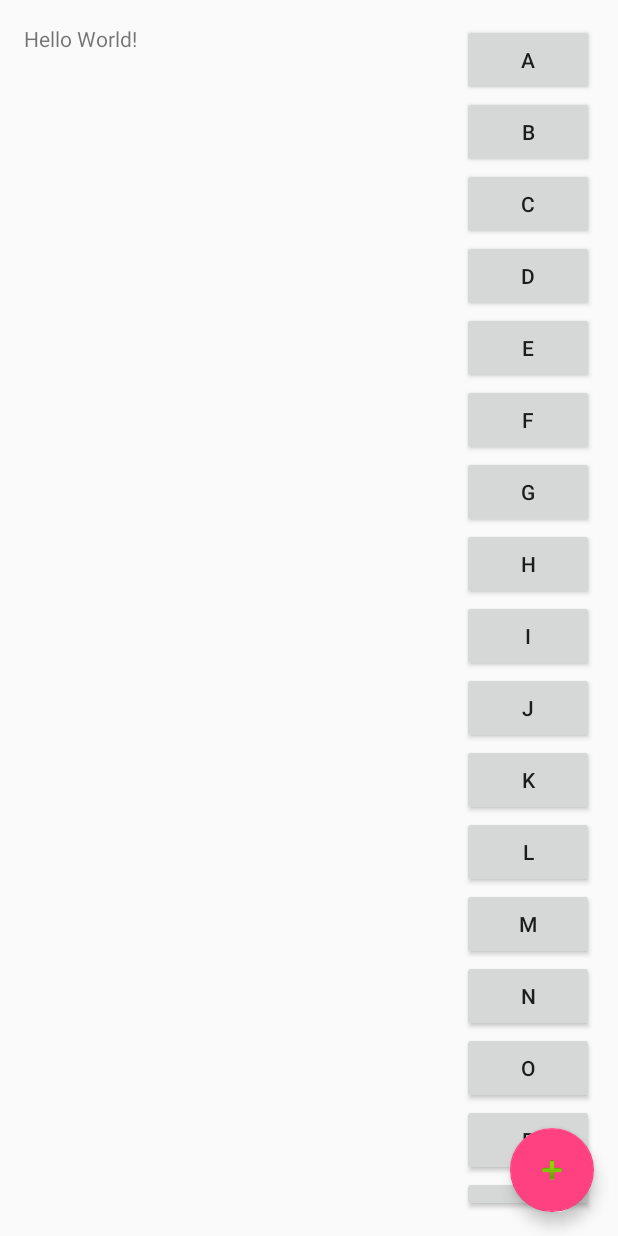
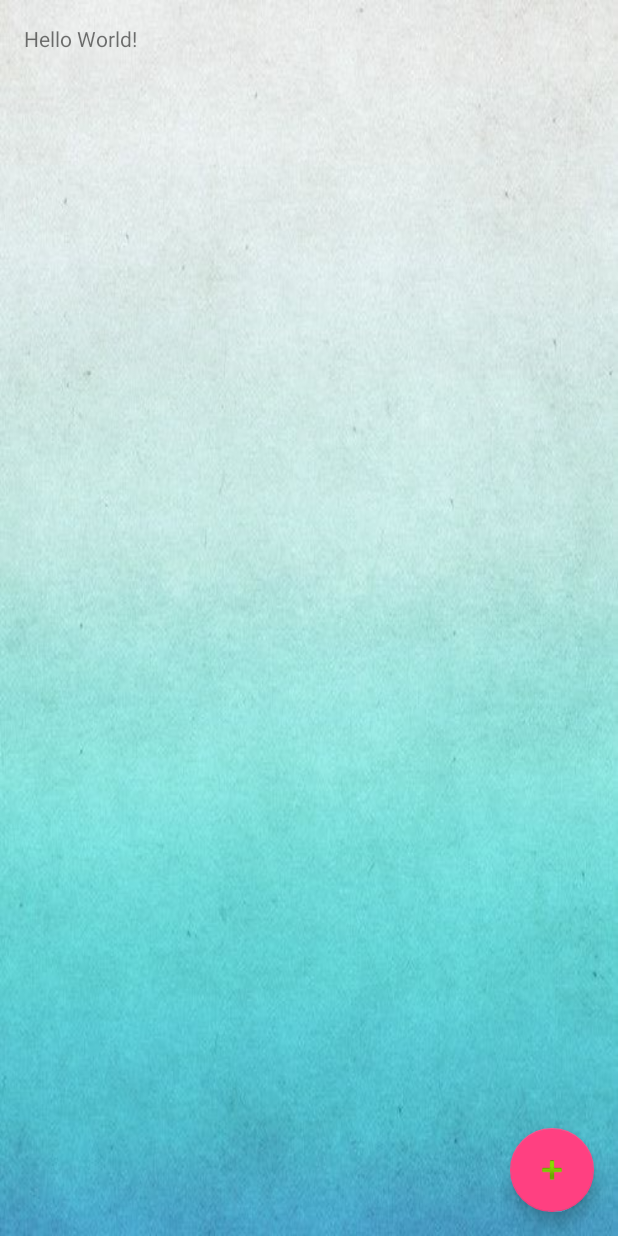
Before and after one commit to DavitPogosian/Notebook, an Android app: the screen it shows after launch (MainActivity), on a phone screen of 412 x 824 dp. Run offline under Robolectric (Android 15) with nearby library versions, the phone set to English and light mode, and no system bars.

```diff
--- a/app/src/main/AndroidManifest.xml
+++ b/app/src/main/AndroidManifest.xml
@@ -7,7 +7,7 @@
         android:icon="@mipmap/ic_launcher"
         android:label="@string/app_name"
         android:supportsRtl="true"
-        android:theme="@style/AppTheme">
+        android:theme="@style/Theme.AppCompat.NoActionBar">
         <activity
             android:name=".MainActivity"
             android:label="@string/app_name"
@@ -18,6 +18,7 @@
                 <category android:name="android.intent.category.LAUNCHER" />
             </intent-filter>
         </activity>
+        <activity android:name=".WordsActivity"></activity>
     </application>
 
 </manifest>
--- a/app/src/main/java/com/example/davit/notebook/MainActivity.java
+++ b/app/src/main/java/com/example/davit/notebook/MainActivity.java
@@ -1,5 +1,6 @@
 package com.example.davit.notebook;
 
+import android.content.Intent;
 import android.os.Bundle;
 import android.support.design.widget.FloatingActionButton;
 import android.support.design.widget.Snackbar;
@@ -20,8 +21,8 @@ public class MainActivity extends AppCompatActivity
     protected void onCreate(Bundle savedInstanceState) {
         super.onCreate(savedInstanceState);
         setContentView(R.layout.activity_main);
-        Toolbar toolbar = (Toolbar) findViewById(R.id.toolbar);
-        setSupportActionBar(toolbar);
+//        Toolbar toolbar = (Toolbar) findViewById(R.id.toolbar);
+//        setSupportActionBar(toolbar);
 
         FloatingActionButton fab = (FloatingActionButton) findViewById(R.id.fab);
         fab.setOnClickListener(new View.OnClickListener() {
@@ -34,7 +35,7 @@ public class MainActivity extends AppCompatActivity
 
         DrawerLayout drawer = (DrawerLayout) findViewById(R.id.drawer_layout);
         ActionBarDrawerToggle toggle = new ActionBarDrawerToggle(
-                this, drawer, toolbar, R.string.navigation_drawer_open, R.string.navigation_drawer_close);
+                this, drawer,  R.string.navigation_drawer_open, R.string.navigation_drawer_close);
         drawer.setDrawerListener(toggle);
         toggle.syncState();
 
@@ -81,7 +82,9 @@ public class MainActivity extends AppCompatActivity
         int id = item.getItemId();
 
         if (id == R.id.nav_camera) {
-            // Handle the camera action
+            Intent go = new Intent(MainActivity.this, WordsActivity.class);
+            //go.putExtra("Lenguige", Lenguige);
+            startActivity(go);
         } else if (id == R.id.nav_gallery) {
 
         } else if (id == R.id.nav_slideshow) {
--- a/app/src/main/res/layout/app_bar_main.xml
+++ b/app/src/main/res/layout/app_bar_main.xml
@@ -5,7 +5,8 @@
     android:layout_width="match_parent"
     android:layout_height="match_parent"
     android:fitsSystemWindows="true"
-    tools:context="com.example.davit.notebook.MainActivity">
+    tools:context="com.example.davit.notebook.MainActivity"
+    android:background="@drawable/back">
 
     <include layout="@layout/content_main" />
 
--- a/app/src/main/res/layout/content_main.xml
+++ b/app/src/main/res/layout/content_main.xml
@@ -13,155 +13,9 @@
     tools:context="com.example.davit.notebook.MainActivity"
     tools:showIn="@layout/app_bar_main">
 
-    <ScrollView
-        android:layout_width="wrap_content"
-        android:layout_height="wrap_content"
-        android:layout_gravity="left">
-
-    </ScrollView>
-
     <TextView
         android:layout_width="wrap_content"
         android:layout_height="wrap_content"
         android:text="Hello World!" />
 
-    <LinearLayout
-        android:layout_width="wrap_content"
-        android:layout_height="wrap_content"
-        android:orientation="vertical"
-        android:layout_gravity="left"
-        android:layout_alignParentTop="true"
-        android:layout_alignParentEnd="true">
-
-        <Button
-            android:text="A"
-            android:layout_width="wrap_content"
-            android:layout_height="wrap_content"
-            android:id="@+id/bA" />
-        <Button
-            android:text="B"
-            android:layout_width="wrap_content"
-            android:layout_height="wrap_content"
-            android:id="@+id/bB" />
-        <Button
-            android:text="C"
-            android:layout_width="wrap_content"
-            android:layout_height="wrap_content"
-            android:id="@+id/bC" />
-        <Button
-            android:text="D"
-            android:layout_width="wrap_content"
-            android:layout_height="wrap_content"
-            android:id="@+id/bD" />
-        <Button
-            android:text="E"
-            android:layout_width="wrap_content"
-            android:layout_height="wrap_content"
-            android:id="@+id/bE" />
-        <Button
-            android:text="F"
-            android:layout_width="wrap_content"
-            android:layout_height="wrap_content"
-            android:id="@+id/bF" />
-        <Button
-            android:text="G"
-            android:layout_width="wrap_content"
-            android:layout_height="wrap_content"
-            android:id="@+id/bG" />
-        <Button
-            android:text="H"
-            android:layout_width="wrap_content"
-            android:layout_height="wrap_content"
-            android:id="@+id/bH" />
-        <Button
-            android:text="I"
-            android:layout_width="wrap_content"
-            android:layout_height="wrap_content"
-            android:id="@+id/bI" />
-        <Button
-            android:text="J"
-            android:layout_width="wrap_content"
-            android:layout_height="wrap_content"
-            android:id="@+id/bJ" />
-        <Button
-            android:text="K"
-            android:layout_width="wrap_content"
-            android:layout_height="wrap_content"
-            android:id="@+id/bK" />
-        <Button
-            android:text="L"
-            android:layout_width="wrap_content"
-            android:layout_height="wrap_content"
-            android:id="@+id/bL" />
-        <Button
-            android:text="M"
-            android:layout_width="wrap_content"
-            android:layout_height="wrap_content"
-            android:id="@+id/bM" />
-        <Button
-            android:text="N"
-            android:layout_width="wrap_content"
-            android:layout_height="wrap_content"
-            android:id="@+id/bN" />
-        <Button
-            android:text="O"
-            android:layout_width="wrap_content"
-            android:layout_height="wrap_content"
-            android:id="@+id/bO" />
-        <Button
-            android:text="P"
-            android:layout_width="wrap_content"
-            android:layout_height="wrap_content"
-            android:id="@+id/bP" />
-        <Button
-            android:text="Q"
-            android:layout_width="wrap_content"
-            android:layout_height="wrap_content"
-            android:id="@+id/bQ" />
-        <Button
-            android:text="R"
-            android:layout_width="wrap_content"
-            android:layout_height="wrap_content"
-            android:id="@+id/bR" />
-        <Button
-            android:text="S"
-            android:layout_width="wrap_content"
-            android:layout_height="wrap_content"
-            android:id="@+id/bS" />
-        <Button
-            android:text="T"
-            android:layout_width="wrap_content"
-            android:layout_height="wrap_content"
-            android:id="@+id/bT" />
-        <Button
-            android:text="U"
-            android:layout_width="wrap_content"
-            android:layout_height="wrap_content"
-            android:id="@+id/bU" />
-        <Button
-            android:text="V"
-            android:layout_width="wrap_content"
-            android:layout_height="wrap_content"
-            android:id="@+id/bV" />
-        <Button
-            android:text="W"
-            android:layout_width="wrap_content"
-            android:layout_height="wrap_content"
-            android:id="@+id/bW" />
-        <Button
-            android:text="X"
-            android:layout_width="wrap_content"
-            android:layout_height="wrap_content"
-            android:id="@+id/bX" />
-        <Button
-            android:text="Y"
-            android:layout_width="wrap_content"
-            android:layout_height="wrap_content"
-            android:id="@+id/bY" />
-        <Button
-            android:text="Z"
-            android:layout_width="wrap_content"
-            android:layout_height="wrap_content"
-            android:id="@+id/bZ" />
-    </LinearLayout>
 </RelativeLayout>
--- a/app/src/main/res/menu/activity_main_drawer.xml
+++ b/app/src/main/res/menu/activity_main_drawer.xml
@@ -4,32 +4,33 @@
     <group android:checkableBehavior="single">
         <item
             android:id="@+id/nav_camera"
-            android:icon="@drawable/ic_menu_camera"
-            android:title="Import" />
+            android:icon="@drawable/not"
+            android:title="words" />
         <item
             android:id="@+id/nav_gallery"
-            android:icon="@drawable/ic_menu_gallery"
-            android:title="Gallery" />
+            android:icon="@drawable/test"
+            android:title="test" />
         <item
             android:id="@+id/nav_slideshow"
-            android:icon="@drawable/ic_menu_slideshow"
-            android:title="Slideshow" />
+            android:icon="@drawable/serch"
+            android:title="search" />
         <item
             android:id="@+id/nav_manage"
             android:icon="@drawable/ic_menu_manage"
-            android:title="Tools" />
+            android:title="Tools"
+            android:visible="false"/>
     </group>
 
     <item android:title="Communicate">
         <menu>
             <item
                 android:id="@+id/nav_share"
-                android:icon="@drawable/ic_menu_share"
-                android:title="Share" />
+                android:icon="@drawable/insert"
+                android:title="import" />
             <item
                 android:id="@+id/nav_send"
-                android:icon="@drawable/ic_menu_send"
-                android:title="Send" />
+                android:icon="@drawable/export"
+                android:title="export" />
         </menu>
     </item>
 
--- a/app/src/main/res/values/colors.xml
+++ b/app/src/main/res/values/colors.xml
@@ -3,4 +3,10 @@
     <color name="colorPrimary">#3F51B5</color>
     <color name="colorPrimaryDark">#303F9F</color>
     <color name="colorAccent">#FF4081</color>
+    <color name="green">#08a60b</color>
+    <color name="red">#dc0a18</color>
+    <color name="yallow">#eabf13</color>
+    <color name="wite">#ffffff</color>
+
+
 </resources>
```
Also changed, not shown: app/src/main/java/com/example/davit/notebook/DBhelper.java (+8 -0 lines), app/src/main/java/com/example/davit/notebook/WordsActivity.java (added, +13 -0 lines), app/src/main/res/layout/words.xml (added, +171 -0 lines), app/src/main/res/drawable/back.jpg (added), app/src/main/res/drawable/export.png (added), app/src/main/res/drawable/insert.png (added), app/src/main/res/drawable/not.png (added), app/src/main/res/drawable/serch.png (added), app/src/main/res/drawable/test.png (added).
